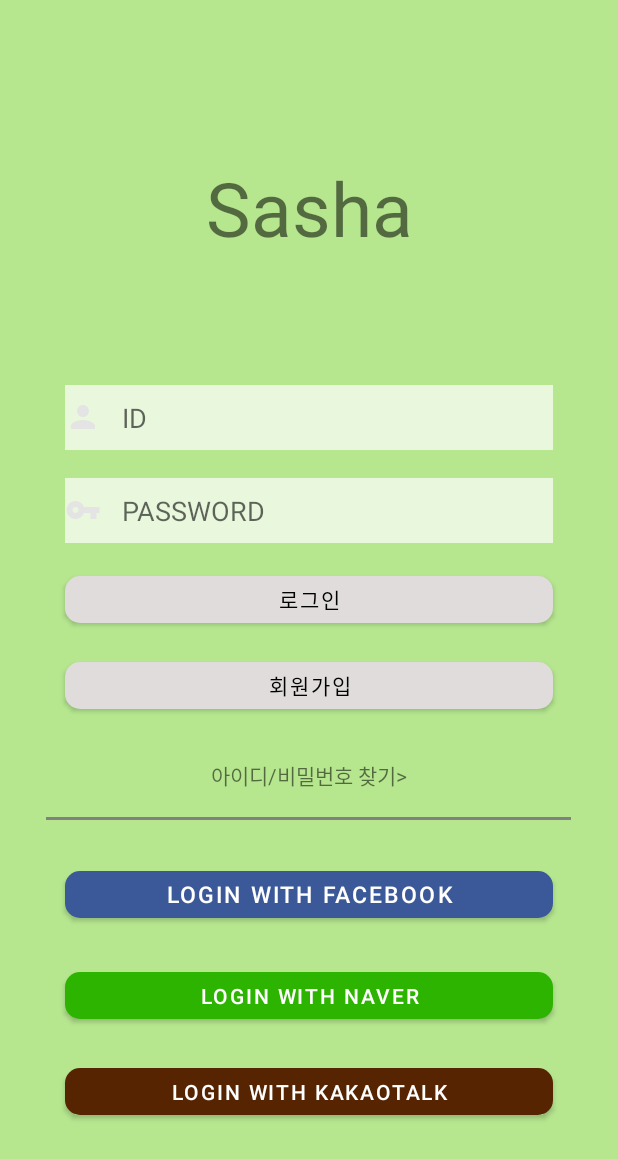
After one commit to alom-sasha/android, an Android app: the layout activity_login.xml on its own in the app's theme, with its tools: preview values and no code run, on a phone screen of 412 x 824 dp. The commit adds this screen. Shown: the top 1159 px of the screen. Run offline under Robolectric (Android 15) with nearby library versions, the phone set to English and light mode, and no system bars.

```diff
--- /dev/null
+++ b/app/src/main/res/drawable-hdpi/image_id.xml
@@ -0,0 +1,5 @@
+<vector android:height="24dp" android:tint="#E4E4E4"
+    android:viewportHeight="24" android:viewportWidth="24"
+    android:width="24dp" xmlns:android="http://schemas.android.com/apk/res/android">
+    <path android:fillColor="@android:color/white" android:pathData="M12,12c2.21,0 4,-1.79 4,-4s-1.79,-4 -4,-4 -4,1.79 -4,4 1.79,4 4,4zM12,14c-2.67,0 -8,1.34 -8,4v2h16v-2c0,-2.66 -5.33,-4 -8,-4z"/>
+</vector>
--- /dev/null
+++ b/app/src/main/res/drawable-hdpi/image_password.xml
@@ -0,0 +1,5 @@
+<vector android:height="24dp" android:tint="#E4E4E4"
+    android:viewportHeight="24" android:viewportWidth="24"
+    android:width="24dp" xmlns:android="http://schemas.android.com/apk/res/android">
+    <path android:fillColor="@android:color/white" android:pathData="M12.65,10C11.83,7.67 9.61,6 7,6c-3.31,0 -6,2.69 -6,6s2.69,6 6,6c2.61,0 4.83,-1.67 5.65,-4H17v4h4v-4h2v-4H12.65zM7,14c-1.1,0 -2,-0.9 -2,-2s0.9,-2 2,-2 2,0.9 2,2 -0.9,2 -2,2z"/>
+</vector>
--- /dev/null
+++ b/app/src/main/res/layout/activity_login.xml
@@ -0,0 +1,142 @@
+<?xml version="1.0" encoding="utf-8"?>
+<androidx.constraintlayout.widget.ConstraintLayout xmlns:android="http://schemas.android.com/apk/res/android"
+    xmlns:app="http://schemas.android.com/apk/res-auto"
+    xmlns:tools="http://schemas.android.com/tools"
+    android:layout_width="match_parent"
+    android:layout_height="match_parent"
+    android:background="#b6e78f"
+    tools:context=".LoginActivity">
+
+    <View
+        android:id="@+id/view3"
+        android:layout_width="350dp"
+        android:layout_height="2dp"
+        android:background="#818181"
+        android:foreground="#818181"
+        app:layout_constraintBottom_toBottomOf="parent"
+        app:layout_constraintEnd_toEndOf="parent"
+        app:layout_constraintHorizontal_bias="0.491"
+        app:layout_constraintStart_toStartOf="parent"
+        app:layout_constraintTop_toTopOf="parent"
+        app:layout_constraintVertical_bias="0.663" />
+
+    <Button
+        android:id="@+id/facebook_login"
+        android:layout_width="325dp"
+        android:layout_height="43dp"
+        android:gravity="center"
+        android:text="login with facebook"
+        android:textSize="15dp"
+        app:backgroundTint="#3B5998"
+        app:cornerRadius="10dp"
+        app:layout_constraintBottom_toBottomOf="parent"
+        app:layout_constraintEnd_toEndOf="parent"
+        app:layout_constraintStart_toStartOf="parent"
+        app:layout_constraintTop_toTopOf="parent"
+        app:layout_constraintVertical_bias="0.736" />
+
+    <Button
+        android:id="@+id/naver_login"
+        android:layout_width="325dp"
+        android:layout_height="43dp"
+        android:gravity="center"
+        android:text="login with Naver"
+        app:backgroundTint="#2DB400"
+        app:cornerRadius="10dp"
+        app:layout_constraintBottom_toBottomOf="parent"
+        app:layout_constraintEnd_toEndOf="parent"
+        app:layout_constraintStart_toStartOf="parent"
+        app:layout_constraintTop_toTopOf="parent"
+        app:layout_constraintVertical_bias="0.822" />
+
+    <Button
+        android:id="@+id/kakao_login"
+        android:layout_width="325dp"
+        android:layout_height="43dp"
+        android:gravity="center"
+        android:text="login with Kakaotalk"
+        app:backgroundTint="#562400"
+        app:cornerRadius="10dp"
+        app:layout_constraintBottom_toBottomOf="parent"
+        app:layout_constraintEnd_toEndOf="parent"
+        app:layout_constraintStart_toStartOf="parent"
+        app:layout_constraintTop_toTopOf="parent"
+        app:layout_constraintVertical_bias="0.904"/>
+
+    <Button
+        android:id="@+id/btn_signin"
+        android:layout_width="325dp"
+        android:layout_height="43dp"
+        android:text="로그인"
+        android:textColor="#000000"
+        app:backgroundTint="#E0DCDC"
+        app:cornerRadius="10dp"
+        app:layout_constraintBottom_toBottomOf="parent"
+        app:layout_constraintEnd_toEndOf="parent"
+        app:layout_constraintStart_toStartOf="parent"
+        app:layout_constraintTop_toTopOf="parent"
+        app:layout_constraintVertical_bias="0.484" />
+
+    <Button
+        android:id="@+id/btn_signup"
+        android:layout_width="325dp"
+        android:layout_height="43dp"
+        android:text="회원가입"
+        android:textColor="#000000"
+        app:backgroundTint="#E0DCDC"
+        app:cornerRadius="10dp"
+        app:layout_constraintBottom_toBottomOf="parent"
+        app:layout_constraintEnd_toEndOf="parent"
+        app:layout_constraintStart_toStartOf="parent"
+        app:layout_constraintTop_toTopOf="parent"
+        app:layout_constraintVertical_bias="0.558" />
+
+    <TextView
+        android:id="@+id/search_id"
+        android:layout_width="wrap_content"
+        android:layout_height="wrap_content"
+        android:text="아이디/비밀번호 찾기>"
+        app:layout_constraintBottom_toBottomOf="parent"
+        app:layout_constraintEnd_toEndOf="parent"
+        app:layout_constraintStart_toStartOf="parent"
+        app:layout_constraintTop_toTopOf="parent"
+        app:layout_constraintVertical_bias="0.63" />
+
+    <EditText
+        android:layout_width="325dp"
+        android:layout_height="43dp"
+        android:background="#B3FFFFFF"
+        android:drawableLeft="@drawable/image_id"
+        android:hint="   ID"
+        app:layout_constraintBottom_toBottomOf="parent"
+        app:layout_constraintCircleRadius="10dp"
+        app:layout_constraintEnd_toEndOf="parent"
+        app:layout_constraintStart_toStartOf="parent"
+        app:layout_constraintTop_toTopOf="parent"
+        app:layout_constraintVertical_bias="0.329" />
+
+    <EditText
+        android:layout_width="325dp"
+        android:layout_height="43dp"
+        android:background="#B3FFFFFF"
+        android:drawableLeft="@drawable/image_password"
+        android:hint="   PASSWORD"
+        android:inputType="textPassword"
+        app:layout_constraintBottom_toBottomOf="parent"
+        app:layout_constraintEnd_toEndOf="parent"
+        app:layout_constraintStart_toStartOf="parent"
+        app:layout_constraintTop_toTopOf="parent"
+        app:layout_constraintVertical_bias="0.408" />
+
+    <TextView
+        android:layout_width="wrap_content"
+        android:layout_height="wrap_content"
+        android:text="Sasha"
+        android:textSize="50dp"
+        app:layout_constraintBottom_toBottomOf="parent"
+        app:layout_constraintEnd_toEndOf="parent"
+        app:layout_constraintStart_toStartOf="parent"
+        app:layout_constraintTop_toTopOf="parent"
+        app:layout_constraintVertical_bias="0.138" />
+
+</androidx.constraintlayout.widget.ConstraintLayout>
```
Also changed, not shown: app/src/main/java/org/techtown/sashabottomnavigationview/AlertActivity.java (+30 -1 lines), app/src/main/java/org/techtown/sashabottomnavigationview/LoginActivity.java (added, +15 -0 lines), app/src/main/java/org/techtown/sashabottomnavigationview/MapActivity.java (+30 -0 lines), app/src/main/res/layout/activity_alert.xml (added, +49 -0 lines).
